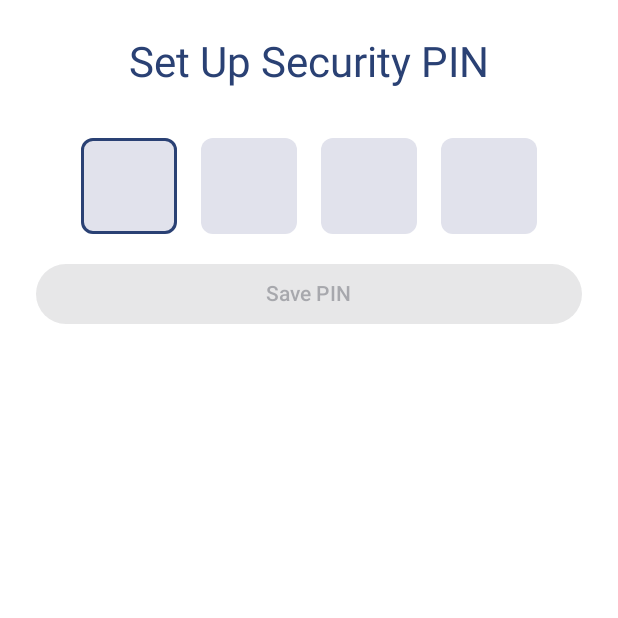
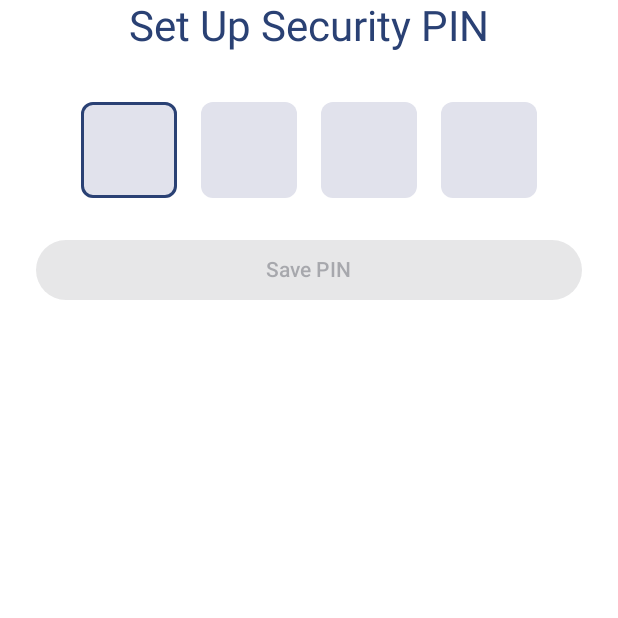
Before and after one commit to Renia274/WizardlyDo, an Android app built with Jetpack Compose: the composable PinSetupContent called with empty values, on a phone screen of 412 x 824 dp, the top half of it. Run offline under Robolectric (Android 15) with nearby library versions, the light colour scheme and no system bars.

Commit message:
refactor pin screens

```diff
--- a/app/src/main/java/com/example/wizardlydo/screens/pin/PinSetupScreen.kt
+++ b/app/src/main/java/com/example/wizardlydo/screens/pin/PinSetupScreen.kt
@@ -9,6 +9,7 @@ import androidx.compose.foundation.layout.fillMaxSize
 import androidx.compose.foundation.layout.fillMaxWidth
 import androidx.compose.foundation.layout.height
 import androidx.compose.foundation.layout.padding
+import androidx.compose.foundation.layout.widthIn
 import androidx.compose.foundation.rememberScrollState
 import androidx.compose.foundation.verticalScroll
 import androidx.compose.runtime.Composable
@@ -36,15 +37,23 @@ fun PinSetupScreen(
     val state by viewModel.state.collectAsStateWithLifecycle()
     val context = LocalContext.current
 
-
-
     LaunchedEffect(state.isPinSaved) {
         if (state.isPinSaved) {
             onPinSetupComplete()
         }
     }
 
-    Box(modifier = Modifier.fillMaxSize()) {
+    Box(
+        modifier = Modifier.fillMaxSize(),
+        contentAlignment = Alignment.Center
+    ) {
+
+        Column(
+            modifier = Modifier
+                .fillMaxWidth()
+                .verticalScroll(rememberScrollState()),
+            horizontalAlignment = Alignment.CenterHorizontally
+        ) {
             PinSetupContent(
                 pin = state.pin,
                 onPinChange = viewModel::updatePin,
@@ -54,6 +63,7 @@ fun PinSetupScreen(
                 error = state.error,
                 onDismissError = viewModel::clearError
             )
+        }
     }
 }
 
@@ -67,13 +77,11 @@ fun PinSetupContent(
     hasError: Boolean,
     error: String?,
     onDismissError: () -> Unit,
-
 ) {
     Column(
         modifier = Modifier
-            .fillMaxWidth()
-            .padding(24.dp)
-            .verticalScroll(rememberScrollState()),
+            .padding(horizontal = 24.dp)
+            .widthIn(max = 450.dp),
         horizontalAlignment = Alignment.CenterHorizontally
     ) {
         PinSetupHeader()
@@ -85,15 +93,16 @@ fun PinSetupContent(
             onPinChange = onPinChange
         )
 
-        Spacer(modifier = Modifier.height(16.dp))
-
+        Spacer(modifier = Modifier.height(24.dp))
 
         SavePinButton(
             pin = pin,
             onSavePin = onSavePin
         )
 
-        // Error Dialog within Content
+
+    }
+
     error?.let {
         ErrorDialog(
             error = it,
@@ -101,4 +110,3 @@ fun PinSetupContent(
         )
     }
 }
-}
--- a/app/src/main/java/com/example/wizardlydo/screens/pin/comps/PinComps.kt
+++ b/app/src/main/java/com/example/wizardlydo/screens/pin/comps/PinComps.kt
@@ -1,8 +1,5 @@
 package com.example.wizardlydo.screens.pin.comps
 
-import android.content.pm.PackageManager
-import android.os.Build
-import androidx.annotation.RequiresApi
 import androidx.compose.foundation.background
 import androidx.compose.foundation.border
 import androidx.compose.foundation.layout.Arrangement
@@ -15,19 +12,21 @@ import androidx.compose.foundation.text.BasicTextField
 import androidx.compose.foundation.text.KeyboardOptions
 import androidx.compose.material3.AlertDialog
 import androidx.compose.material3.Button
-import androidx.compose.material3.Checkbox
 import androidx.compose.material3.CircularProgressIndicator
 import androidx.compose.material3.MaterialTheme
 import androidx.compose.material3.Text
 import androidx.compose.material3.TextButton
 import androidx.compose.runtime.Composable
+import androidx.compose.runtime.LaunchedEffect
 import androidx.compose.runtime.remember
 import androidx.compose.ui.Alignment
 import androidx.compose.ui.Modifier
+import androidx.compose.ui.focus.FocusRequester
+import androidx.compose.ui.focus.focusRequester
 import androidx.compose.ui.graphics.Color
-import androidx.compose.ui.platform.LocalContext
 import androidx.compose.ui.text.input.ImeAction
 import androidx.compose.ui.text.input.KeyboardType
+import androidx.compose.ui.text.style.TextAlign
 import androidx.compose.ui.unit.dp
 
 
@@ -36,7 +35,8 @@ fun PinSetupHeader() {
     Text(
         text = "Set Up Security PIN",
         style = MaterialTheme.typography.headlineMedium,
-        color = MaterialTheme.colorScheme.primary
+        color = MaterialTheme.colorScheme.primary,
+        textAlign = TextAlign.Center
     )
 }
 
@@ -45,9 +45,12 @@ fun PinAuthHeader() {
     Text(
         text = "Enter PIN",
         style = MaterialTheme.typography.headlineMedium,
-        color = MaterialTheme.colorScheme.primary
+        color = MaterialTheme.colorScheme.primary,
+        textAlign = TextAlign.Center
     )
 }
+
+
 
 @Composable
 fun PinInputSection(
@@ -59,8 +62,6 @@ fun PinInputSection(
         onPinChange = onPinChange
     )
 }
-
-
 
 @Composable
 fun SavePinButton(
@@ -81,6 +82,12 @@ fun PinInputField(
     pin: String,
     onPinChange: (String) -> Unit
 ) {
+    val focusRequester = remember { FocusRequester() }
+
+    LaunchedEffect(Unit) {
+        focusRequester.requestFocus()
+    }
+
     BasicTextField(
         value = pin,
         onValueChange = {
@@ -93,6 +100,7 @@ fun PinInputField(
             keyboardType = KeyboardType.Number,
             imeAction = ImeAction.Done
         ),
+        modifier = Modifier.focusRequester(focusRequester),
         decorationBox = { innerTextField ->
             Row(horizontalArrangement = Arrangement.spacedBy(16.dp)) {
                 repeat(4) { index ->
```
Also changed, not shown: app/src/main/java/com/example/wizardlydo/screens/pin/PinAuthScreen.kt (+19 -13 lines). Lines whose indentation alone changed are shown as unchanged.
